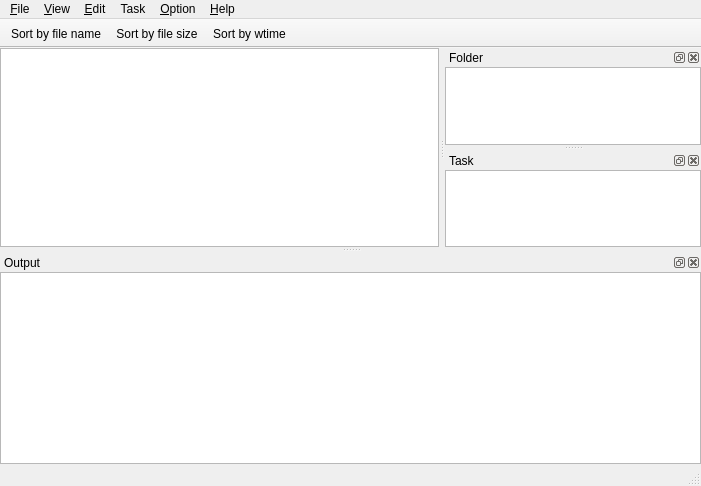
ambiesoft/SceneExplorer, file src/mainwindow.ui: the form before one commit.
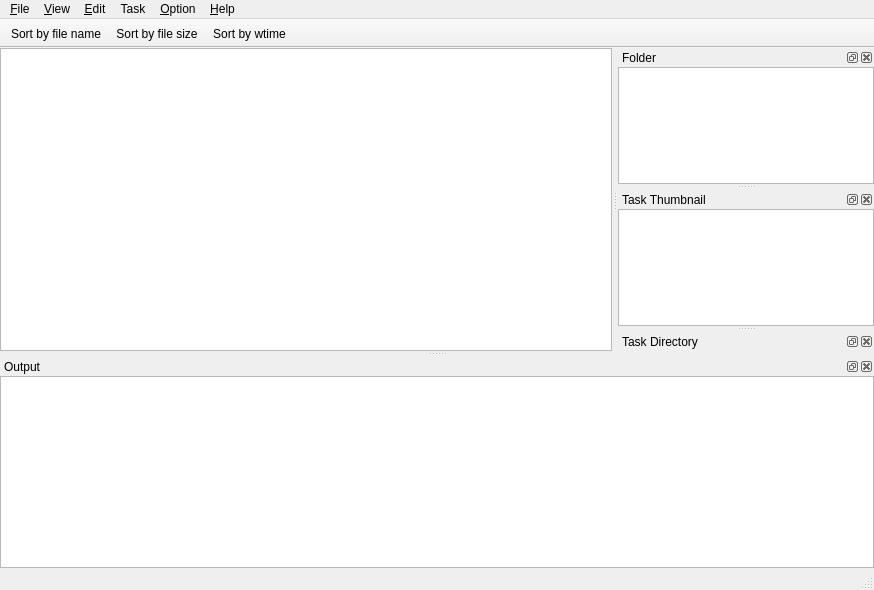
The form after the commit.

```diff
--- a/src/mainwindow.ui
+++ b/src/mainwindow.ui
@@ -6,8 +6,8 @@
    <rect>
     <x>0</x>
     <y>0</y>
-    <width>701</width>
-    <height>486</height>
+    <width>874</width>
+    <height>590</height>
    </rect>
   </property>
   <property name="sizePolicy">
@@ -107,7 +107,7 @@
     <rect>
      <x>0</x>
      <y>0</y>
-     <width>701</width>
+     <width>874</width>
      <height>21</height>
     </rect>
    </property>
@@ -206,7 +206,7 @@
       <height>16777215</height>
      </size>
     </property>
-    <layout class="QVBoxLayout" name="verticalLayout_3">
+    <layout class="QHBoxLayout" name="horizontalLayout_5">
      <property name="leftMargin">
       <number>0</number>
      </property>
@@ -227,6 +227,9 @@
          <verstretch>0</verstretch>
         </sizepolicy>
        </property>
+       <property name="readOnly">
+        <bool>true</bool>
+       </property>
       </widget>
      </item>
     </layout>
@@ -292,7 +295,7 @@
   </widget>
   <widget class="QDockWidget" name="dockTask">
    <property name="windowTitle">
-    <string>Task</string>
+    <string>Task Thumbnail</string>
    </property>
    <attribute name="dockWidgetArea">
     <number>2</number>
@@ -320,6 +323,33 @@
     </layout>
    </widget>
   </widget>
+  <widget class="QDockWidget" name="dockWidget">
+   <property name="windowTitle">
+    <string>Task Directory</string>
+   </property>
+   <attribute name="dockWidgetArea">
+    <number>2</number>
+   </attribute>
+   <widget class="QWidget" name="dockWidgetContents_4">
+    <layout class="QHBoxLayout" name="horizontalLayout_4">
+     <property name="spacing">
+      <number>0</number>
+     </property>
+     <property name="leftMargin">
+      <number>0</number>
+     </property>
+     <property name="topMargin">
+      <number>0</number>
+     </property>
+     <property name="rightMargin">
+      <number>0</number>
+     </property>
+     <property name="bottomMargin">
+      <number>0</number>
+     </property>
+    </layout>
+   </widget>
+  </widget>
   <action name="action_Close">
    <property name="text">
     <string>&amp;Close</string>
```
